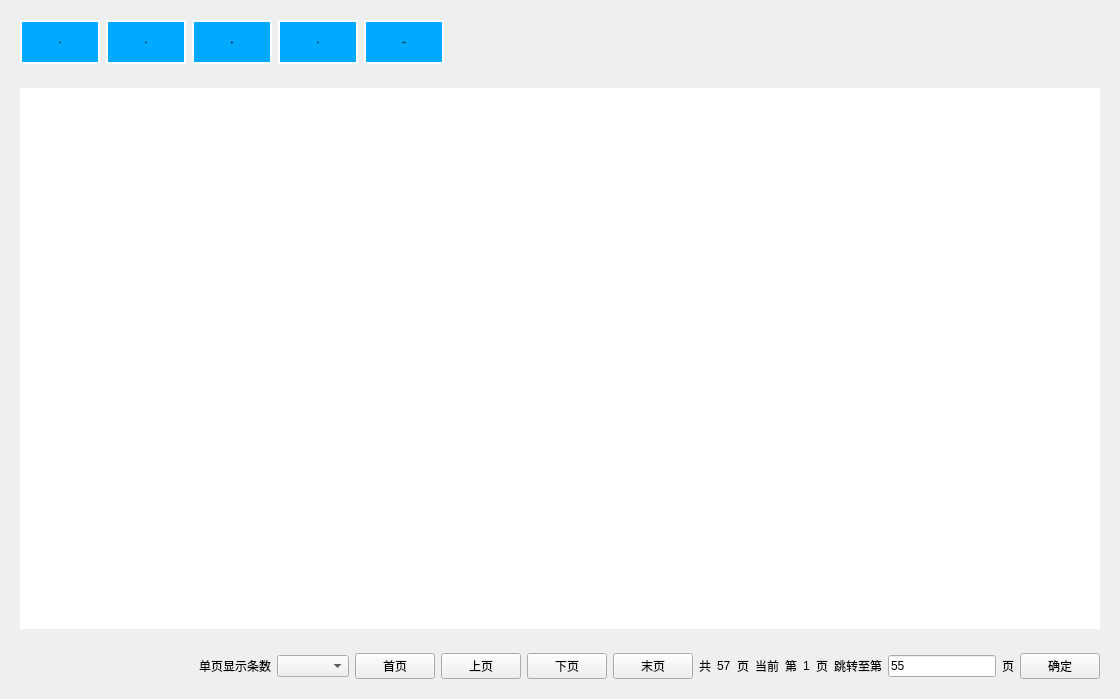
The window that MDS_DevelopWork/src/UserPlugins/ProductManagementPlugin/ImagerPage.ui (fucked777/znsd) describes before a commit, drawn with Qt 5.
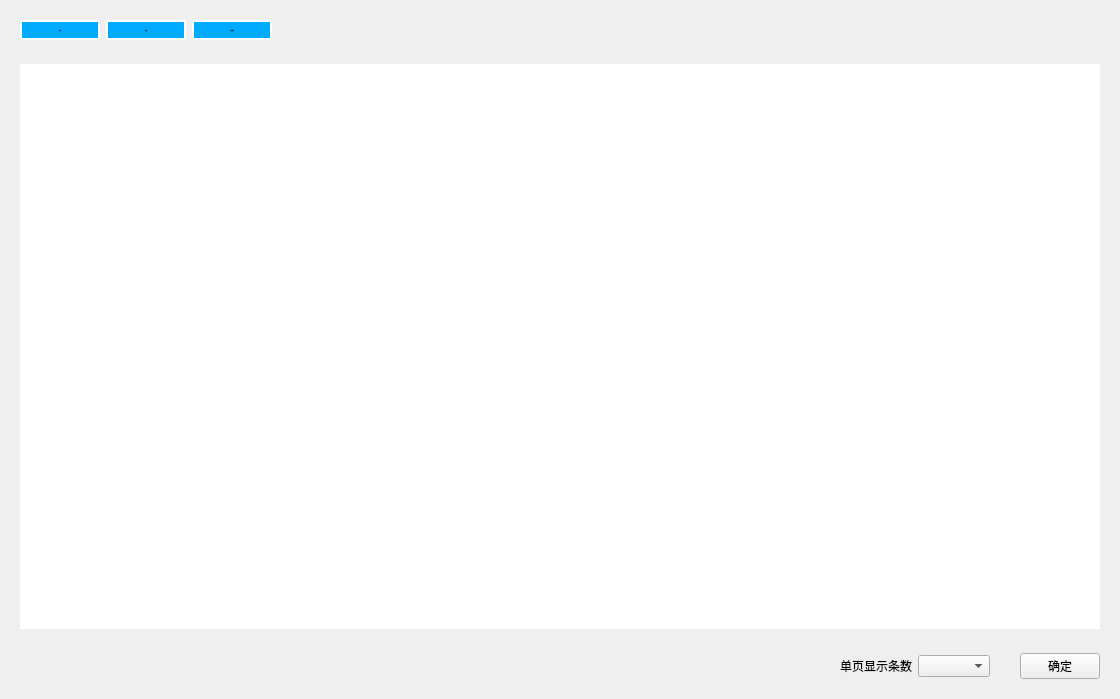
The same window after the commit.

The edit to the form file:
```diff
--- a/MDS_DevelopWork/src/UserPlugins/ProductManagementPlugin/ImagerPage.ui
+++ b/MDS_DevelopWork/src/UserPlugins/ProductManagementPlugin/ImagerPage.ui
@@ -16,7 +16,7 @@
   <property name="styleSheet">
    <string notr="true"/>
   </property>
-  <layout class="QVBoxLayout" name="verticalLayout" stretch="1,9,1">
+  <layout class="QVBoxLayout" name="verticalLayout">
    <item>
     <widget class="QWidget" name="contextWidgets" native="true">
      <property name="styleSheet">
@@ -129,104 +129,6 @@
         </property>
        </widget>
       </item>
-      <item>
-       <widget class="QPushButton" name="delBtn">
-        <property name="sizePolicy">
-         <sizepolicy hsizetype="Preferred" vsizetype="Preferred">
-          <horstretch>0</horstretch>
-          <verstretch>0</verstretch>
-         </sizepolicy>
-        </property>
-        <property name="minimumSize">
-         <size>
-          <width>80</width>
-          <height>0</height>
-         </size>
-        </property>
-        <property name="maximumSize">
-         <size>
-          <width>16777215</width>
-          <height>16777215</height>
-         </size>
-        </property>
-        <property name="font">
-         <font>
-          <family>宋体</family>
-          <pointsize>-1</pointsize>
-          <weight>50</weight>
-          <italic>false</italic>
-          <bold>false</bold>
-         </font>
-        </property>
-        <property name="styleSheet">
-         <string notr="true"/>
-        </property>
-        <property name="text">
-         <string>删除</string>
-        </property>
-        <property name="checkable">
-         <bool>true</bool>
-        </property>
-        <property name="checked">
-         <bool>true</bool>
-        </property>
-        <property name="autoExclusive">
-         <bool>true</bool>
-        </property>
-        <property name="flat">
-         <bool>false</bool>
-        </property>
-       </widget>
-      </item>
-      <item>
-       <widget class="QPushButton" name="clearBtn">
-        <property name="sizePolicy">
-         <sizepolicy hsizetype="Preferred" vsizetype="Preferred">
-          <horstretch>0</horstretch>
-          <verstretch>0</verstretch>
-         </sizepolicy>
-        </property>
-        <property name="minimumSize">
-         <size>
-          <width>80</width>
-          <height>0</height>
-         </size>
-        </property>
-        <property name="maximumSize">
-         <size>
-          <width>16777215</width>
-          <height>16777215</height>
-         </size>
-        </property>
-        <property name="font">
-         <font>
-          <family>宋体</family>
-          <pointsize>-1</pointsize>
-          <weight>50</weight>
-          <italic>false</italic>
-          <bold>false</bold>
-         </font>
-        </property>
-        <property name="styleSheet">
-         <string notr="true"/>
-        </property>
-        <property name="text">
-         <string>清理</string>
-        </property>
-        <property name="checkable">
-         <bool>true</bool>
-        </property>
-        <property name="checked">
-         <bool>true</bool>
-        </property>
-        <property name="autoExclusive">
-         <bool>true</bool>
-        </property>
-        <property name="flat">
-         <bool>false</bool>
-        </property>
-       </widget>
-      </item>
       <item>
        <widget class="QPushButton" name="reportBtn">
         <property name="sizePolicy">
@@ -324,7 +226,7 @@
        <verstretch>0</verstretch>
       </sizepolicy>
      </property>
-     <layout class="QHBoxLayout" name="horizontalLayout_9">
+     <layout class="QHBoxLayout" name="horizontalLayout_3">
       <item>
        <spacer name="horizontalSpacer">
         <property name="orientation">
@@ -349,121 +251,10 @@
        <widget class="QComboBox" name="comboBox"/>
       </item>
       <item>
-       <widget class="QPushButton" name="firstPageBtn">
-        <property name="text">
-         <string>首页</string>
-        </property>
+       <widget class="QWidget" name="widget" native="true">
+        <layout class="QHBoxLayout" name="horizontalLayout"/>
        </widget>
       </item>
-      <item>
-       <widget class="QPushButton" name="upperPageBtn">
-        <property name="text">
-         <string>上页</string>
-        </property>
-       </widget>
-      </item>
-      <item>
-       <widget class="QPushButton" name="nextPageBtn">
-        <property name="text">
-         <string>下页</string>
-        </property>
-       </widget>
-      </item>
-      <item>
-       <widget class="QPushButton" name="lastPageBtn">
-        <property name="text">
-         <string>末页</string>
-        </property>
-       </widget>
-      </item>
-      <item>
-       <layout class="QHBoxLayout" name="horizontalLayout">
-        <item>
-         <widget class="QLabel" name="label_2">
-          <property name="text">
-           <string>共</string>
-          </property>
-         </widget>
-        </item>
-        <item>
-         <widget class="QLabel" name="allPageNumLabel">
-          <property name="text">
-           <string>57</string>
-          </property>
-         </widget>
-        </item>
-        <item>
-         <widget class="QLabel" name="label_4">
-          <property name="text">
-           <string>页</string>
-          </property>
-         </widget>
-        </item>
-       </layout>
-      </item>
-      <item>
-       <widget class="QLabel" name="label_5">
-        <property name="text">
-         <string>当前</string>
-        </property>
-       </widget>
-      </item>
-      <item>
-       <layout class="QHBoxLayout" name="horizontalLayout_3">
-        <item>
-         <widget class="QLabel" name="label_6">
-          <property name="text">
-           <string>第</string>
-          </property>
-         </widget>
-        </item>
-        <item>
-         <widget class="QLabel" name="curPageLabel">
-          <property name="text">
-           <string>1</string>
-          </property>
-         </widget>
-        </item>
-        <item>
-         <widget class="QLabel" name="label_8">
-          <property name="text">
-           <string>页</string>
-          </property>
-         </widget>
-        </item>
-       </layout>
-      </item>
-      <item>
-       <layout class="QHBoxLayout" name="horizontalLayout_8">
-        <item>
-         <widget class="QLabel" name="label_9">
-          <property name="text">
-           <string>跳转至第</string>
-          </property>
-         </widget>
-        </item>
-        <item>
-         <widget class="QLineEdit" name="lineEdit">
-          <property name="sizePolicy">
-           <sizepolicy hsizetype="Minimum" vsizetype="Fixed">
-            <horstretch>0</horstretch>
-            <verstretch>0</verstretch>
-           </sizepolicy>
-          </property>
-          <property name="text">
-           <string>55</string>
-          </property>
-         </widget>
-        </item>
-        <item>
-         <widget class="QLabel" name="label_11">
-          <property name="text">
-           <string>页</string>
-          </property>
-         </widget>
-        </item>
-       </layout>
-      </item>
       <item>
        <widget class="QPushButton" name="okBtn">
         <property name="text">
```
